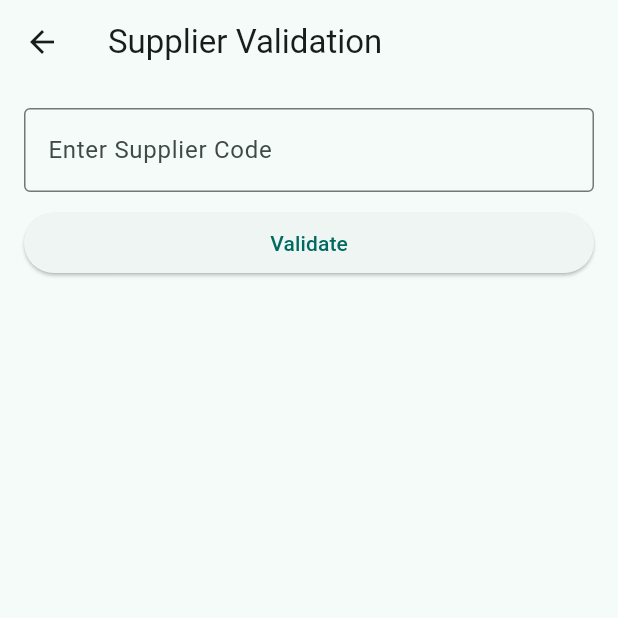
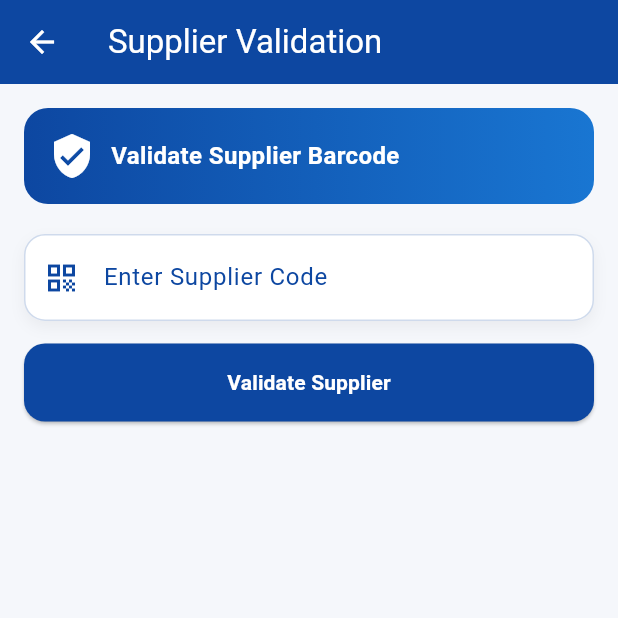
Before and after one commit to malsha7/waste_glass_app, a Flutter app: the ValidationScreen screen opened directly, on a phone screen of 412 x 824 dp, the top half of it. Run offline on Flutter 3.47's test engine with Material 3 defaults, Android fonts, the phone set to English and light mode, and no system bars.

Commit message:
Updated Validation  Screen

```diff
--- a/lib/screens/route_screen.dart
+++ b/lib/screens/route_screen.dart
@@ -56,7 +56,7 @@ class _RouteScreenState extends State<RouteScreen> {
                 crossAxisAlignment: CrossAxisAlignment.start,
                 children: [
 
-                  // ================= ROUTE =================
+                  // ================= Route =================
                   Text(
                     "Route (Total: ${route?.totalDistance ?? 0} km)",
                     style: const TextStyle(
@@ -88,7 +88,7 @@ class _RouteScreenState extends State<RouteScreen> {
 
                   const SizedBox(height: 10),
 
-                  // ================= REPORT =================
+                  // ================= Report =================
                   if (report != null)
                     Card(
                       color: Colors.blue.shade50,
--- a/lib/screens/validation_screen.dart
+++ b/lib/screens/validation_screen.dart
@@ -10,15 +10,15 @@ class ValidationScreen extends StatefulWidget {
 }
 
 class _ValidationScreenState extends State<ValidationScreen> {
-
   final controller = TextEditingController();
 
   Supplier? supplier;
   bool loading = false;
   String message = "";
 
+  static const Color darkBlue = Color(0xFF0D47A1);
+
   Future<void> validate() async {
-
     setState(() {
       loading = true;
       message = "";
@@ -26,65 +26,183 @@ class _ValidationScreenState extends State<ValidationScreen> {
     });
 
     try {
-      final result = await ApiService.validateSupplier(controller.text);
+      final result =
+          await ApiService.validateSupplier(controller.text);
 
       setState(() {
         supplier = result;
-        message = "Supplier Found ✅";
+        message = "Supplier Found";
       });
-
     } catch (e) {
       setState(() {
-        message = "Invalid Supplier ❌";
+        message = "Invalid Supplier";
       });
     }
 
     setState(() => loading = false);
   }
 
+  Widget inputBox() {
+    return Container(
+      padding: const EdgeInsets.symmetric(horizontal: 12),
+      decoration: BoxDecoration(
+        color: Colors.white,
+        borderRadius: BorderRadius.circular(14),
+        border: Border.all(color: darkBlue.withOpacity(0.2)),
+        boxShadow: [
+          BoxShadow(
+            color: Colors.black.withOpacity(0.05),
+            blurRadius: 8,
+            offset: const Offset(0, 4),
+          )
+        ],
+      ),
+      child: TextField(
+        controller: controller,
+        style: const TextStyle(color: darkBlue),
+        decoration: const InputDecoration(
+          icon: Icon(Icons.qr_code, color: darkBlue),
+          labelText: "Enter Supplier Code",
+          labelStyle: TextStyle(color: darkBlue),
+          border: InputBorder.none,
+        ),
+      ),
+    );
+  }
+
+  Widget statusMessage() {
+    if (message.isEmpty) return const SizedBox();
+
+    final isSuccess = message.contains("Found");
+
+    return Container(
+      padding: const EdgeInsets.symmetric(horizontal: 14, vertical: 8),
+      decoration: BoxDecoration(
+        color: isSuccess
+            ? Colors.green.shade100
+            : Colors.red.shade100,
+        borderRadius: BorderRadius.circular(20),
+      ),
+      child: Text(
+        message,
+        style: TextStyle(
+          color: isSuccess
+              ? Colors.green.shade800
+              : Colors.red.shade800,
+          fontWeight: FontWeight.bold,
+        ),
+      ),
+    );
+  }
+
   @override
   Widget build(BuildContext context) {
     return Scaffold(
-      appBar: AppBar(title: const Text("Supplier Validation")),
+      backgroundColor: const Color(0xFFF5F7FB),
+
+      appBar: AppBar(
+        backgroundColor: darkBlue,
+        title: const Text(
+          "Supplier Validation",
+          style: TextStyle(color: Colors.white),
+        ),
+        iconTheme: const IconThemeData(color: Colors.white),
+        elevation: 0,
+      ),
 
       body: Padding(
         padding: const EdgeInsets.all(16),
         child: Column(
           children: [
-
-            TextField(
-              controller: controller,
-              decoration: const InputDecoration(
-                labelText: "Enter Supplier Code",
-                border: OutlineInputBorder(),
+            // Header Card
+            Container(
+              padding: const EdgeInsets.all(16),
+              decoration: BoxDecoration(
+                gradient: const LinearGradient(
+                  colors: [Color(0xFF0D47A1), Color(0xFF1976D2)],
+                ),
+                borderRadius: BorderRadius.circular(16),
               ),
-            ),
-
-            const SizedBox(height: 10),
-
-            SizedBox(
-              width: double.infinity,
-              child: ElevatedButton(
-                onPressed: loading ? null : validate,
-                child: const Text("Validate"),
+              child: const Row(
+                children: [
+                  Icon(Icons.verified_user,
+                      color: Colors.white, size: 32),
+                  SizedBox(width: 10),
+                  Expanded(
+                    child: Text(
+                      "Validate Supplier Barcode",
+                      style: TextStyle(
+                        color: Colors.white,
+                        fontSize: 16,
+                        fontWeight: FontWeight.bold,
+                      ),
+                    ),
+                  ),
+                ],
               ),
             ),
 
             const SizedBox(height: 20),
 
-            if (loading) const CircularProgressIndicator(),
+            inputBox(),
 
-            if (message.isNotEmpty)
-              Text(message),
+            const SizedBox(height: 15),
+
+            SizedBox(
+              width: double.infinity,
+              height: 52,
+
+              child: ElevatedButton(
+                onPressed: loading ? null : validate,
+                style: ElevatedButton.styleFrom(
+                  backgroundColor: darkBlue,
+                  shape: RoundedRectangleBorder(
+                    borderRadius: BorderRadius.circular(14),
+                  ),
+                ),
+                child: loading
+                    ? const CircularProgressIndicator(color: Colors.white)
+                    : const Text(
+                        "Validate Supplier",
+                        style: TextStyle(
+                          color: Colors.white,
+                          fontWeight: FontWeight.bold,
+                        ),
+                      ),
+              ),
+            ),
+
+            const SizedBox(height: 20),
+
+            statusMessage(),
 
             const SizedBox(height: 20),
 
             if (supplier != null)
               Card(
+                elevation: 3,
+                shape: RoundedRectangleBorder(
+                  borderRadius: BorderRadius.circular(14),
+                ),
                 child: ListTile(
-                  title: Text(supplier!.name),
+                  leading: const CircleAvatar(
+                    backgroundColor: darkBlue,
+                    child: Icon(Icons.person, color: Colors.white),
+                  ),
+                  title: Text(
+                    supplier!.name,
+                    style: const TextStyle(fontWeight: FontWeight.bold),
+                  ),
                   subtitle: Text(supplier!.supplierCode),
-                  trailing: Text(supplier!.status),
+                  trailing: Text(
+                    supplier!.status,
+                    style: TextStyle(
+                      color: supplier!.status == "OK"
+                          ? Colors.green
+                          : Colors.orange,
+                      fontWeight: FontWeight.bold,
+                    ),
+                  ),
                 ),
               ),
           ],
```
